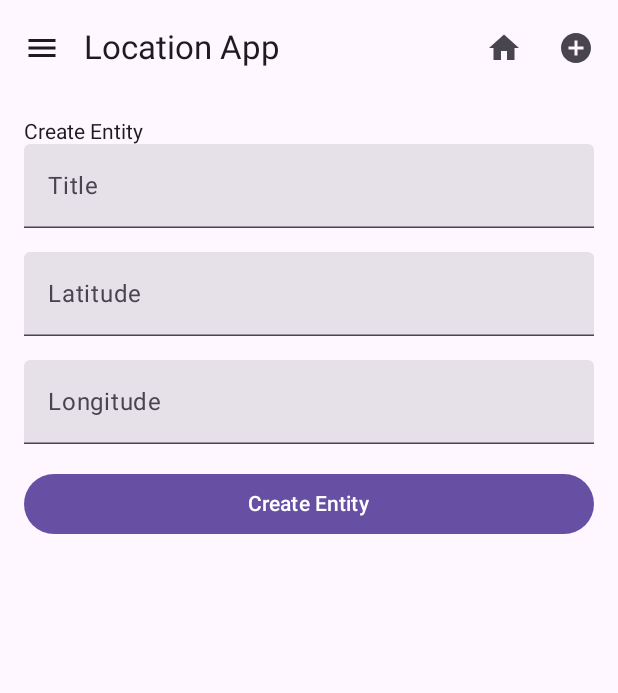
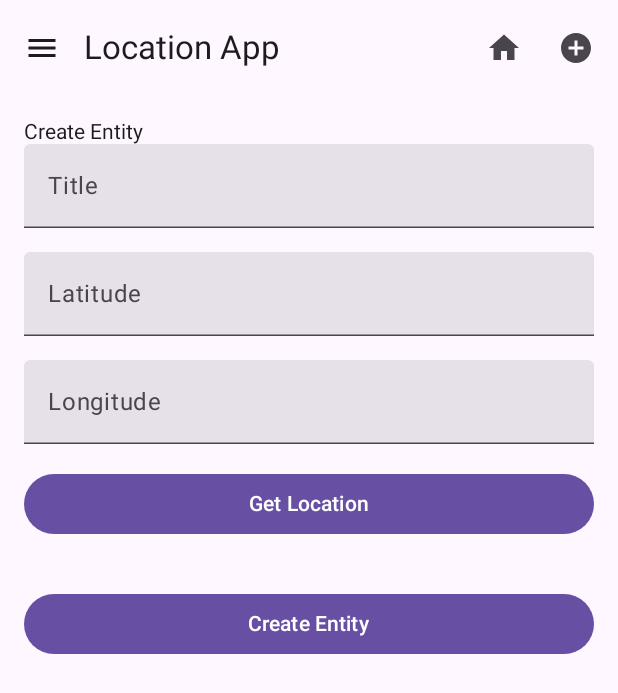
Before and after one commit to MHThe1/Location-app, an Android app built with Jetpack Compose: the CreateEntityScreen screen opened through its navigation route, on a phone screen of 412 x 824 dp. Shown: the top 693 px of the screen. Run offline under Robolectric (Android 15) with nearby library versions, the phone set to English and light mode, and no system bars; pictures from the network do not load.

Commit message:
getting user location data

```diff
--- a/app/src/main/java/com/learning/locationapp/Place.kt
+++ b/app/src/main/java/com/learning/locationapp/Place.kt
@@ -1,6 +1,10 @@
 package com.learning.locationapp
 
 import android.net.Uri
+import android.Manifest
+import android.util.Log
+import android.widget.Toast
+import androidx.activity.ComponentActivity
 import androidx.activity.compose.rememberLauncherForActivityResult
 import androidx.activity.result.contract.ActivityResultContracts
 import androidx.compose.foundation.layout.Column
@@ -16,16 +20,25 @@ import androidx.compose.material3.MaterialTheme
 import androidx.compose.material3.Text
 import androidx.compose.material3.TextField
 import androidx.compose.runtime.Composable
+import androidx.compose.runtime.LaunchedEffect
 import androidx.compose.runtime.collectAsState
 import androidx.compose.runtime.mutableStateOf
 import androidx.compose.runtime.remember
 import androidx.compose.ui.Alignment
 import androidx.compose.ui.Modifier
 import androidx.compose.ui.graphics.Color
+import androidx.compose.ui.platform.LocalContext
 import androidx.compose.ui.text.input.KeyboardType
 import androidx.compose.ui.unit.dp
 import androidx.lifecycle.viewModelScope
+import androidx.navigation.NavController
 import kotlinx.coroutines.launch
+import androidx.compose.runtime.mutableStateOf
+import androidx.compose.runtime.getValue
+import androidx.compose.runtime.setValue
+import androidx.core.app.ActivityCompat
+import androidx.lifecycle.ViewModel
+import com.learning.locationapp.LocationData
 
 data class Place(
     val id: Int,
@@ -90,8 +103,9 @@ fun PlaceForm(
 
 @Composable
 fun CreateEntityScreen(
-    viewModel: PlacesViewModel, // Pass the ViewModel instance
-    onEntityCreated: () -> Unit
+    viewModel: PlacesViewModel,
+    onEntityCreated: () -> Unit,
+    locationViewModel: LocationViewModel
 ) {
     val title = remember { mutableStateOf("") }
     val lat = remember { mutableStateOf("") }
@@ -99,11 +113,33 @@ fun CreateEntityScreen(
     val isLoading = remember { mutableStateOf(false) }
     val resultMessage = remember { mutableStateOf<String?>(null) }
 
-    Column(
-        modifier = Modifier
-            .fillMaxSize()
-            .padding(16.dp)
-    ) {
+    val context = LocalContext.current
+    val locationUtils = LocationUtils(context)
+
+    val requestPermissionLauncher = rememberLauncherForActivityResult(
+        contract = ActivityResultContracts.RequestMultiplePermissions(),
+        onResult = { permissions ->
+            val fineLocationGranted = permissions[Manifest.permission.ACCESS_FINE_LOCATION] == true
+            val coarseLocationGranted = permissions[Manifest.permission.ACCESS_COARSE_LOCATION] == true
+
+            if (fineLocationGranted || coarseLocationGranted) {
+                Toast.makeText(context, "Location Permission Granted!", Toast.LENGTH_SHORT).show()
+                locationUtils.requestLocationUpdates(locationViewModel)
+            } else {
+                Toast.makeText(context, "Permission Denied!", Toast.LENGTH_SHORT).show()
+            }
+        }
+    )
+
+    // Log the location whenever it's updated in the ViewModel
+    val location = locationViewModel.location.value
+    if (location != null) {
+        Log.d("CreateEntityScreen", "Received location: $location") // Log the location in CreateEntityScreen
+        lat.value = location.latitude.toString()
+        lon.value = location.longitude.toString()
+    }
+
+    Column(modifier = Modifier.fillMaxSize().padding(16.dp)) {
         Text(text = "Create Entity")
 
         // Form fields for input
@@ -118,12 +154,33 @@ fun CreateEntityScreen(
 
         Spacer(modifier = Modifier.height(16.dp))
 
+        Button(
+            onClick = {
+                if (locationUtils.hasLocationPermission(context)) {
+                    locationUtils.requestLocationUpdates(locationViewModel)
+                } else {
+                    requestPermissionLauncher.launch(
+                        arrayOf(
+                            Manifest.permission.ACCESS_FINE_LOCATION,
+                            Manifest.permission.ACCESS_COARSE_LOCATION
+                        )
+                    )
+                }
+            },
+            modifier = Modifier.fillMaxWidth()
+        ) {
+            Text(text = "Get Location")
+        }
+
+        Spacer(modifier = Modifier.height(16.dp))
+
         // Show loading indicator when creating the entity
         if (isLoading.value) {
             CircularProgressIndicator(modifier = Modifier.align(Alignment.CenterHorizontally))
         }
 
-        // Submit button
+        Spacer(modifier = Modifier.height(16.dp))
+
         Button(
             onClick = {
                 val latDouble = lat.value.toDoubleOrNull()
```
Also changed, not shown: app/src/main/java/com/learning/locationapp/LcoationUtils.kt (+7 -19 lines), app/src/main/java/com/learning/locationapp/MainActivity.kt (+12 -153 lines).
